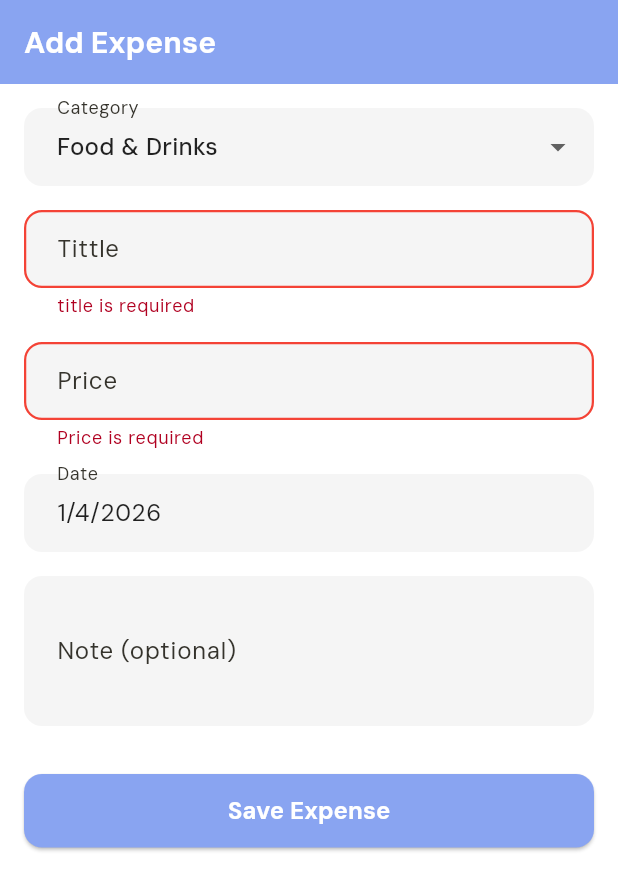
After one commit to Chhun-Nika/JourneyJournal_app, a Flutter app: the AddExpenseScreen screen opened by its route, after a tap on "Save Expense", on a phone screen of 412 x 824 dp. The commit adds this screen. Shown: the top 890 px of the screen. Run offline on Flutter 3.47's test engine with Material 3 defaults, Android fonts, the light colour scheme and no system bars; our stand-ins replace go_router, sqflite; accounts and stored records are empty.

Commit message:
expense page

```diff
--- a/lib/router/app_router.dart
+++ b/lib/router/app_router.dart
@@ -1,10 +1,17 @@
 import 'package:flutter/material.dart';
 import 'package:go_router/go_router.dart';
+import 'package:journey_journal_app/data/repository/expense_repo.dart';
+import 'package:journey_journal_app/model/category.dart';
+import 'package:journey_journal_app/ui/expense/add_expense_screen.dart';
+import 'package:journey_journal_app/ui/expense/expense_list_screen.dart';
 import 'package:journey_journal_app/ui/trip/trip_page.dart';
 
 import '../ui/auth/login_screen.dart';
 import '../ui/auth/register_screen.dart';
 import '../ui/welcome/welcome_screen.dart';
+import '../data/seed/default_category.dart';
+
+final ExpenseRepository expenseRepository = ExpenseRepository();
 
 
 final GoRouter appRouter = GoRouter(
@@ -37,6 +44,37 @@ final GoRouter appRouter = GoRouter(
       name: 'trips',
       builder: (context, state) => const TripPage(),
     ),
+
+    // Expense List Screen with tripId param in path
+    GoRoute(
+      path: '/expenses',
+      name: 'expense_list',
+      builder: (context, state) {
+        final tripId = state.extra as String? ?? '';
+        return ExpenseListScreen(
+          tripId: tripId,
+          expenseRepository: expenseRepository,
+        );
+      },
+    ),
+
+    GoRoute(
+      path: '/expenses/add',
+      name: 'add_expense',
+      builder: (context, state) {
+        final tripId = state.extra as String? ?? '';
+
+        final expenseCategories = defaultCategories
+            .where((c) => c.categoryType == CategoryType.expense)
+            .toList();
+
+        return AddExpenseScreen(
+          tripId: tripId,
+          expenseRepository: expenseRepository,
+          categories: expenseCategories,
+        );
+      },
+    ),
   ],
 
   /// Error page
--- /dev/null
+++ b/lib/ui/expense/add_expense_screen.dart
@@ -0,0 +1,175 @@
+import 'package:flutter/material.dart';
+import 'package:go_router/go_router.dart';
+import 'package:journey_journal_app/data/repository/expense_repo.dart';
+import 'package:journey_journal_app/model/category.dart';
+import 'package:journey_journal_app/model/expense.dart';
+import 'package:journey_journal_app/ui/shared/widgets/app_price_field.dart';
+import 'package:journey_journal_app/ui/shared/widgets/app_text_field.dart';
+import 'package:journey_journal_app/ui/utils/validators.dart';
+
+class AddExpenseScreen extends StatefulWidget {
+  final String tripId;
+  final ExpenseRepository expenseRepository;
+  final List<Category> categories;
+
+  const AddExpenseScreen({
+    super.key,
+    required this.tripId,
+    required this.expenseRepository,
+    required this.categories,
+  });
+
+  @override
+  State<AddExpenseScreen> createState() => _AddExpenseScreenState();
+}
+
+class _AddExpenseScreenState extends State<AddExpenseScreen> {
+  final _formKey = GlobalKey<FormState>();
+
+  late Category _selectedCategory;
+  final  _titleController = TextEditingController();
+  final  _priceController = TextEditingController();
+  final  _noteController = TextEditingController();
+  DateTime _selectedDate = DateTime.now();
+
+  @override
+  void initState() {
+    super.initState();
+    // Default select first category
+    _selectedCategory = widget.categories.first;
+  }
+
+  @override
+  void dispose() {
+    _titleController.dispose();
+    _priceController.dispose();
+    _noteController.dispose();
+    super.dispose();
+  }
+
+  Future<void> _pickDate() async {
+    final picked = await showDatePicker(
+      context: context,
+      initialDate: _selectedDate,
+      firstDate: DateTime(2000),
+      lastDate: DateTime.now(),
+    );
+    if (picked != null && picked != _selectedDate) {
+      setState(() {
+        _selectedDate = picked;
+      });
+    }
+  }
+
+  void _saveExpense() async {
+    if (!_formKey.currentState!.validate()) return;
+
+    final title = _titleController.text.trim();
+    final amount = double.tryParse(_priceController.text.trim().replaceAll(',', '')) ?? 0;
+
+    final newExpense = Expense(
+      tripId: widget.tripId,
+      categoryId: _selectedCategory.categoryId,
+      title: title.isEmpty ? _selectedCategory.name : title,
+      amount: amount,
+      date: _selectedDate,
+      note: _noteController.text.trim().isEmpty ? null : _noteController.text.trim(),
+      createdAt: DateTime.now(),
+      updatedAt: DateTime.now(),
+    );
+
+    await widget.expenseRepository.addExpense(newExpense);
+
+    // After saving, go back
+    if (mounted) context.pop(true);  // Pass true to indicate data changed
+  }
+
+  @override
+  Widget build(BuildContext context) {
+    final theme = Theme.of(context);
+
+    return Scaffold(
+      appBar: AppBar(title: const Text('Add Expense')),
+      body: Padding(
+        padding: const EdgeInsets.all(16),
+        child: Form(
+          key: _formKey,
+          child: ListView(
+            children: [
+              // Category dropdown
+              DropdownButtonFormField<Category>(
+                value: _selectedCategory,
+                items: widget.categories
+                    .map((cat) => DropdownMenuItem(
+                          value: cat,
+                          child: Text(cat.name),
+                        ))
+                    .toList(),
+                decoration: const InputDecoration(labelText: 'Category'),
+                onChanged: (cat) {
+                  if (cat != null) {
+                    setState(() {
+                      _selectedCategory = cat;
+                    });
+                  }
+                },
+              ),
+
+              const SizedBox(height: 16),
+
+              AppTextField(
+                label: "Tittle",
+                controller: _titleController,
+                validator: (v) => Validators.required(v, "title"),
+              ),
+
+              const SizedBox(height: 16),
+
+              AppPriceField(
+                label: "Price",
+                controller: _priceController,
+                validator: Validators.price,
+              ),
+
+              const SizedBox(height: 16),
+
+              // Date picker
+              InkWell(
+                onTap: _pickDate,
+                child: InputDecorator(
+                  decoration: const InputDecoration(
+                    labelText: 'Date',
+                  ),
+                  child: Text(
+                    '${_selectedDate.month}/${_selectedDate.day}/${_selectedDate.year}',
+                    style: theme.textTheme.bodyLarge,
+                  ),
+                ),
+              ),
+
+              const SizedBox(height: 16),
+
+              // Note (optional)
+              TextFormField(
+                controller: _noteController,
+                decoration: const InputDecoration(
+                  labelText: 'Note (optional)',
+                  hintText: 'Add any note here',
+                ),
+                maxLines: 3,
+              ),
+
+              const SizedBox(height: 32),
+
+              // Save button
+              ElevatedButton(
+                onPressed: _saveExpense,
+                child: const Text('Save Expense'),
+              ),
+            ],
+          ),
+        ),
+      ),
+    );
+  }
+}
--- /dev/null
+++ b/lib/ui/shared/widgets/app_price_field.dart
@@ -0,0 +1,42 @@
+import 'package:flutter/material.dart';
+
+class AppPriceField extends StatelessWidget {
+  final TextEditingController controller;
+  final String label;
+  final String prefixText;
+  final String? Function(String?)? validator;
+
+  const AppPriceField({
+    super.key,
+    required this.controller,
+    this.label = 'Price',
+    this.prefixText = '\$ ',
+    this.validator,
+  });
+
+  @override
+  Widget build(BuildContext context) {
+    return TextFormField(
+      controller: controller,
+      validator: validator,
+      keyboardType: const TextInputType.numberWithOptions(decimal: true),
+      decoration: InputDecoration(
+        labelText: label,
+        prefixText: prefixText,
+        filled: true,
+        fillColor: Colors.grey[100],
+        border: OutlineInputBorder(
+          borderRadius: BorderRadius.circular(12),
+          borderSide: BorderSide.none,
+        ),
+        focusedBorder: OutlineInputBorder(
+          borderRadius: BorderRadius.circular(12),
+          borderSide: BorderSide(
+            color: Theme.of(context).primaryColor,
+            width: 2,
+          ),
+        ),
+      ),
+    );
+  }
+}
--- a/lib/ui/utils/validators.dart
+++ b/lib/ui/utils/validators.dart
@@ -32,4 +32,18 @@ class Validators {
     }
     return null;
   }
+
+  static String? price(String? value) {
+    if (value == null || value.trim().isEmpty) {
+      return 'Price is required';
+    }
+
+    final parsed = double.tryParse(value.trim().replaceAll(',', ''));
+
+    if (parsed == null || parsed <= 0) {
+      return 'Enter a valid price';
+    }
+
+    return null;
+  }
 }
```
Also changed, not shown: lib/ui/expense/expense_list_screen.dart (added, +96 -0 lines), lib/ui/expense/expense_tile.dart (added, +70 -0 lines), lib/ui/expense/total_expense_card.dart (added, +44 -0 lines).
